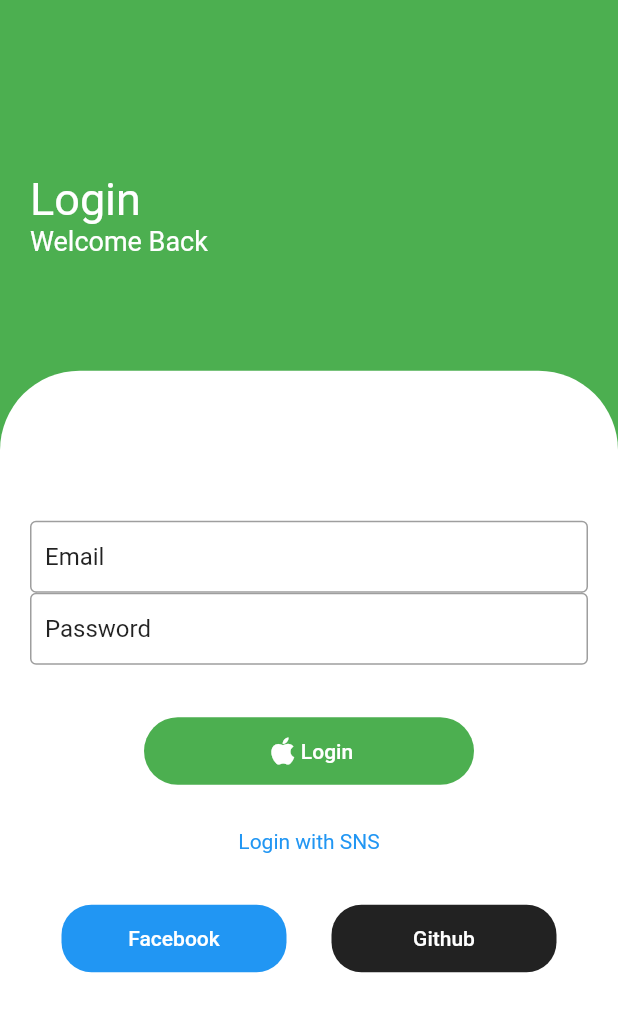
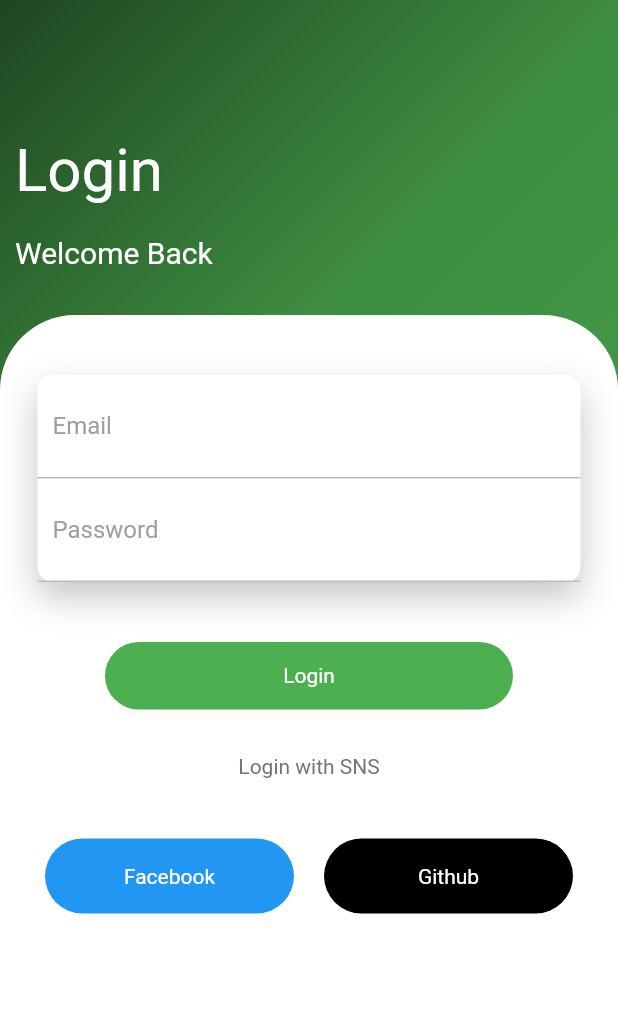
Before and after one commit to Saffered/login1_ui, a Flutter app: the Testpage screen opened by its route, on a phone screen of 412 x 824 dp. Shown: the top 1012 px of the screen. Run offline on Flutter 3.47's test engine with Material 2 defaults, Android fonts, the phone set to English and light mode, and no system bars; our stand-ins replace font_awesome_flutter.

Commit message:
Modul 5 amaliy ish Login ui

```diff
--- a/lib/test.dart
+++ b/lib/test.dart
@@ -9,153 +9,155 @@ class Testpage extends StatefulWidget {
 }
 
 class _TestpageState extends State<Testpage> {
-  TextEditingController emailController = new TextEditingController();
-  TextEditingController passwordController = new TextEditingController();
-
-  _doSignin() {
-    String email = emailController.text;
-    String password = passwordController.text;
-    if (email.isNotEmpty && password.isNotEmpty) {
-      Navigator.pushNamed(context, Homepage.id);
-    }
-  }
 
   @override
   Widget build(BuildContext context) {
     return Scaffold(
       backgroundColor: Colors.green,
-        body: Column(
+      body: Container(
+        width: double.infinity,
+      decoration: BoxDecoration(
+        gradient: LinearGradient(
+          begin: Alignment.topLeft,
+          colors: [
+            Colors.black.withOpacity(0.6),
+            Colors.black.withOpacity(0.2),
+            Colors.black.withOpacity(0.1),
+          ]
+        )
+      ),
+        child: Column(
+           crossAxisAlignment: CrossAxisAlignment.start,
           children: [
+            SizedBox(height: 80,),
+            Padding(
+              padding: const EdgeInsets.all(10),
+              child: Text("Login",style: TextStyle(color: Colors.white,fontSize: 40),),
+            ),
+            Padding(
+              padding: EdgeInsets.all(10),
+              child:Text("Welcome Back",style: TextStyle(color: Colors.white,fontSize: 20),) ,
+            ),
+            SizedBox(height: 20,),
             Expanded(
-        flex: 3,
               child: Container(
-        alignment: Alignment.centerLeft,
-        margin: EdgeInsets.only(left: 20, top: 40),
-    child: RichText(
-    text: TextSpan(
-    text: "Login\n",style: TextStyle(color:Colors.white,fontSize: 30,),
+                decoration: BoxDecoration(
+                  color: Colors.white,
+                  borderRadius: BorderRadius.only(topLeft:Radius.circular(50),topRight: Radius.circular(50)),
+                ),
+                child: SingleChildScrollView(
+                  child:Column(
                   children: [
-    TextSpan(
-    text: "Welcome Back",style: TextStyle(color: Colors.white,fontSize: 18),
+                    SizedBox(
+                      height: 40,
+                    ),
+                    Padding(
+                      padding: const EdgeInsets.only(left: 25,right: 25,),
+                      child: Column(
+                        children: [
+                          Container(
+                            decoration: BoxDecoration(
+                              borderRadius: BorderRadius.circular(10),
+                              color: Colors.white,
+                              boxShadow: [
+                                BoxShadow(
+                                  color:Color.fromRGBO(171, 171, 171, 0.7),blurRadius: 20,offset: Offset(0,10),
                                 ),
                               ]
                             ),
+                            child: Column(
+                              children: [
+                                Container(
+                                  padding: EdgeInsets.all(10),
+                                  decoration: BoxDecoration(
+                                    border: Border(bottom: BorderSide(color: Colors.grey.shade400)),
+                                  ),
+                                  child: TextField(
+                                   decoration: InputDecoration(
+                                     hintText: "Email",
+                                     hintStyle: TextStyle(color: Colors.grey,),
+                                     border: InputBorder.none,
                                    ),
                                   ),
                                 ),
-    Expanded(
-    flex:7,
-    child: Container(
-    //radiusi
+                                Container(
+                                  padding: EdgeInsets.all(10),
                                   decoration: BoxDecoration(
-    color: Colors.white,
-    borderRadius: BorderRadius.only(topLeft: Radius.circular(53),topRight: Radius.circular(53)),
-    ),
-    child: Column(
-    children: [
-    SizedBox(height: 100,),
-    Container(
-    margin: EdgeInsets.only(left: 20,right: 20,),
-    decoration: BoxDecoration(
-    borderRadius: BorderRadius.circular(5),
-    color: Colors.white,
+                                    border: Border(bottom: BorderSide(color: Colors.grey.shade400)),
                                   ),
                                   child: TextField(
-    controller: emailController,
-    style: TextStyle(fontSize: 16),
                                    decoration: InputDecoration(
-    contentPadding: EdgeInsets.all(10),
-    border: OutlineInputBorder(borderSide:BorderSide(color: Colors.green)),
-    hintText: "Email",
-    hintStyle: TextStyle(color: Colors.black87)
-    ),
-    ),
-    ), Container(
-    margin: EdgeInsets.only(left: 20,right: 20,),
-    decoration: BoxDecoration(
-    borderRadius: BorderRadius.circular(5),
-    color: Colors.white,
-    ),
-    child: TextField(
-    controller: passwordController,
-    style: TextStyle(fontSize: 16),
-    decoration: InputDecoration(
-    contentPadding: EdgeInsets.all(10),
-    border: OutlineInputBorder(borderSide:BorderSide(color: Colors.green)),
                                      hintText: "Password",
-    hintStyle: TextStyle(color: Colors.black87)
-    ),
-    ),
-    ),
-    SizedBox(height: 35,),
-    SizedBox(
-    height: 45,
-    width: 220,
-    child: FlatButton(
-    onPressed: (){
-    _doSignin();
-    },
-    child: Row(
-      mainAxisAlignment: MainAxisAlignment.center,
-      children: [
-        Icon(Icons.apple,color: Colors.white,),
-        Text("Login",style: TextStyle(color: Colors.white),),
-      ],
-    ),
-    color: Colors.green,
-    shape: RoundedRectangleBorder(
-    borderRadius: BorderRadius.circular(25),
-    ),
-    ),
-    ),
-      SizedBox(height: 30,),
-      Container(
-        height: 30,
-        child: GestureDetector(
-          onTap: (){},
-          child: Text("Login with SNS",style: TextStyle(color: Colors.blue),),
-        ),
-      ),
-      SizedBox(height: 20,),
-      Row(
-        mainAxisAlignment: MainAxisAlignment.center,
-        children: [
-          SizedBox(
-            height: 45,
-            width: 150,
-            child: FlatButton(
-              onPressed: (){
-                _doSignin();
-              },
-              child: Text("Facebook",style: TextStyle(color: Colors.white),),
-              color: Colors.blue,
-              shape: RoundedRectangleBorder(
-                borderRadius: BorderRadius.circular(20),
-              ),
-            ),
-          ),
-          SizedBox(width: 30,),
-          SizedBox(
-            height: 45,
-            width: 150,
-            child: FlatButton(
-              onPressed: (){
-                _doSignin();
-              },
-              child: Text("Github",style: TextStyle(color: Colors.white),),
-              color: Colors.black87,
-              shape: RoundedRectangleBorder(
-                borderRadius: BorderRadius.circular(20),
+                                     hintStyle: TextStyle(color: Colors.grey,),
+                                     border: InputBorder.none,
                                    ),
                                   ),
                                 ),
                               ],
                             ),
+                          ),
                         ],
                       ),
+                    ),
+                    SizedBox(height: 20,),
+                    Padding(
+                      padding: const EdgeInsets.all(20),
+                      child: Container(
+                        margin: EdgeInsets.symmetric(horizontal: 50),
+                        height: 45,
+                       decoration: BoxDecoration(
+                         borderRadius: BorderRadius.circular(50),
+                         color: Colors.green,
+                       ),
+                        child: Center(
+                          child: Text("Login",style: TextStyle(color: Colors.white),),
+                        ),
+                      ),
+                    ),
+                    SizedBox(height: 10,),
+                    GestureDetector(
+                      onTap: (){},
+                      child: Text("Login with SNS",style: TextStyle(color: Colors.grey[600]),),
+                    ),
+                    SizedBox(height: 10,),
+                    Padding(
+                      padding: const EdgeInsets.all(30),
+                      child: Row(
+                        children: [
+                        Expanded(
+                          child: Container(
+                            height:50,
+                            decoration: BoxDecoration(
+                              borderRadius: BorderRadius.circular(60),
+                              color: Colors.blue,
+                            ),
+                            child: Center(
+                              child: Text("Facebook",style: TextStyle(color: Colors.white,),),
+                            ),
+                          ),
+                        ),
+                          SizedBox(width: 20,),Expanded(
+                          child: Container(
+                            height:50,
+                            decoration: BoxDecoration(
+                              borderRadius: BorderRadius.circular(60),
+                              color: Colors.black,
+                            ),
+                            child: Center(
+                              child: Text("Github",style: TextStyle(color: Colors.white,),),
+                            ),
+                          ),
+                        ),
+                        ],
+                      ),
+                    ),
+                  ],
                 ),),
+              ),
+            ),
 
           ],
+        ),
       ),
     );
   }
```
Lines whose indentation alone changed are shown as unchanged.
